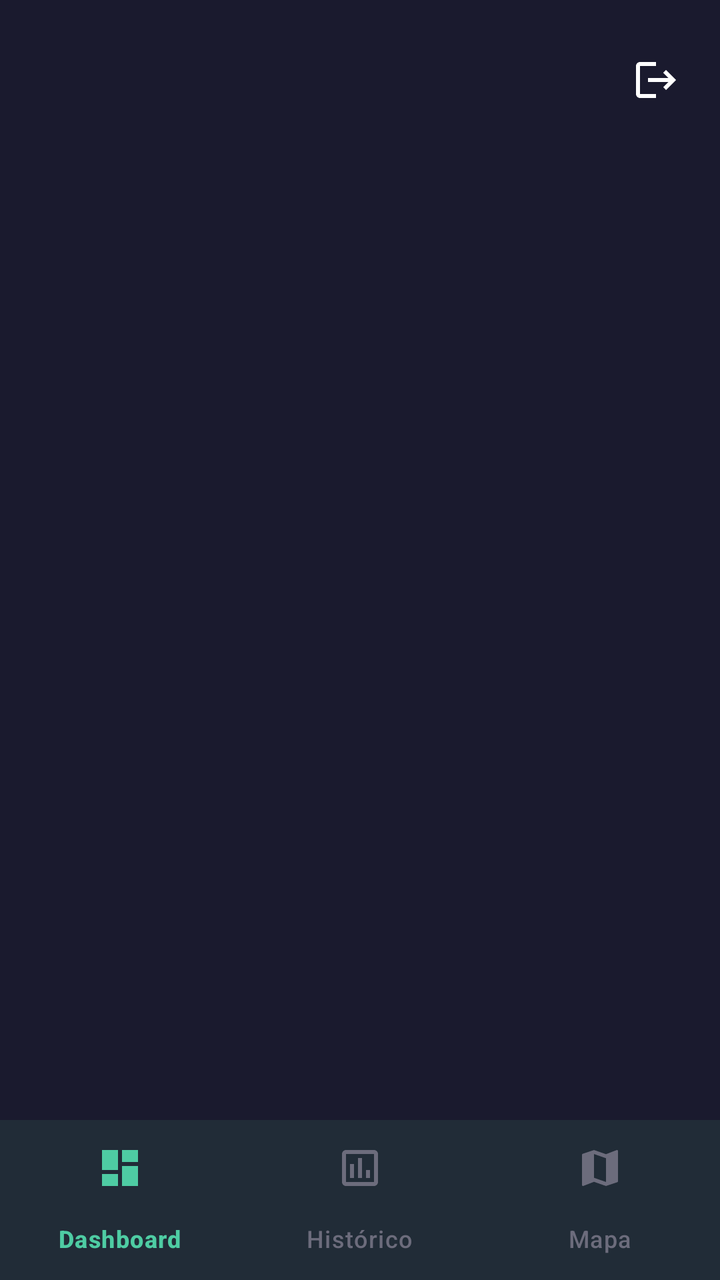
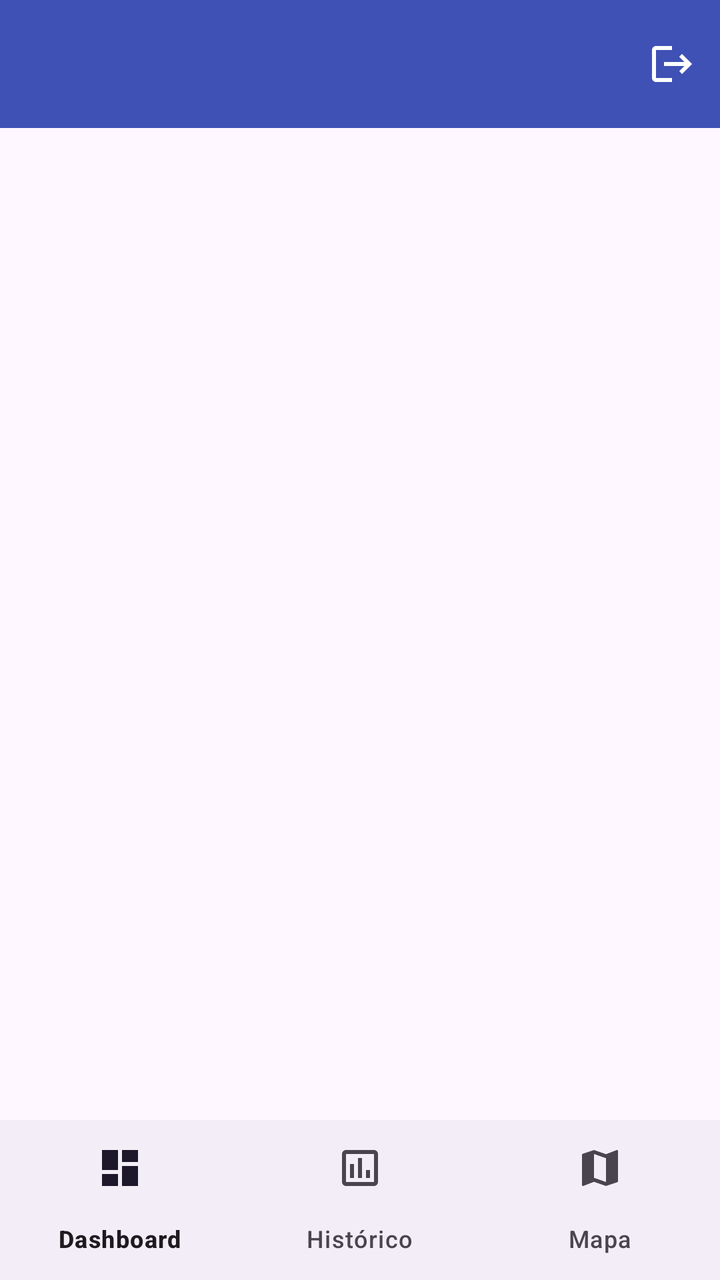

Compare the two renders of this Android layout. The source of the first and the diff that turns it into the second are given below.
<!-- AndroidManifest.xml: activity theme Theme.ParqueDeEstacionamento.Main -->
<!-- res/layout/activity_main.xml -->
<?xml version="1.0" encoding="utf-8"?>
<androidx.constraintlayout.widget.ConstraintLayout
    xmlns:android="http://schemas.android.com/apk/res/android"
    xmlns:app="http://schemas.android.com/apk/res-auto"
    android:layout_width="match_parent"
    android:layout_height="match_parent"
    android:background="@color/primary">

    
    <androidx.appcompat.widget.Toolbar
        android:id="@+id/topToolbar"
        android:layout_width="0dp"
        android:layout_height="wrap_content"
        android:background="@android:color/transparent"
        android:paddingHorizontal="8dp"
        android:paddingTop="8dp"
        app:menu="@menu/top_menu"
        app:layout_constraintTop_toTopOf="parent"
        app:layout_constraintStart_toStartOf="parent"
        app:layout_constraintEnd_toEndOf="parent" />

    
    <FrameLayout
        android:id="@+id/fragmentContainer"
        android:layout_width="0dp"
        android:layout_height="0dp"
        app:layout_constraintTop_toBottomOf="@id/topToolbar"
        app:layout_constraintBottom_toTopOf="@id/bottomNav"
        app:layout_constraintStart_toStartOf="parent"
        app:layout_constraintEnd_toEndOf="parent" />

    
    <com.google.android.material.bottomnavigation.BottomNavigationView
        android:id="@+id/bottomNav"
        android:layout_width="0dp"
        android:layout_height="wrap_content"
        android:background="@color/surface"
        app:itemIconTint="@color/bottom_nav_color"
        app:itemTextColor="@color/bottom_nav_color"
        app:itemActiveIndicatorStyle="@style/Widget.Parking.BottomNav.ActiveIndicator"
        app:labelVisibilityMode="labeled"
        app:menu="@menu/bottom_nav_menu"
        app:layout_constraintBottom_toBottomOf="parent"
        app:layout_constraintStart_toStartOf="parent"
        app:layout_constraintEnd_toEndOf="parent" />

</androidx.constraintlayout.widget.ConstraintLayout>
<!-- resources referenced by this layout -->
<resources>
  <color name="primary">#1A1A2E</color>
  <color name="surface">#1E1E2E</color>
  <style name="Widget.Parking.BottomNav.ActiveIndicator" parent="">
          <item name="android:color">@color/surface_elevated</item>
      </style>
  <style name="Theme.ParqueDeEstacionamento.Main" parent="Base.Theme.ParqueDeEstacionamento">
          <item name="android:colorBackground">@color/primary</item>
      </style>
  <color name="surface_elevated">#262640</color>
  <style name="Base.Theme.ParqueDeEstacionamento" parent="Theme.Material3.DayNight.NoActionBar">
          
          <item name="colorPrimary">@color/accent</item>
          <item name="colorPrimaryVariant">@color/accent_dark</item>
          <item name="colorOnPrimary">@color/primary_dark</item>
  
          
          <item name="colorSecondary">@color/accent</item>
          <item name="colorSecondaryVariant">@color/accent_dark</item>
          <item name="colorOnSecondary">@color/primary_dark</item>
  
          
          <item name="android:colorBackground">@color/primary</item>
          <item name="colorSurface">@color/surface</item>
          <item name="colorOnSurface">@color/text_primary</item>
  
          
          <item name="android:statusBarColor">@color/primary_dark</item>
          <item name="android:navigationBarColor">@color/primary_dark</item>
          <item name="android:windowLightStatusBar" tools:targetApi="m">false</item>
  
          
          <item name="android:textColorPrimary">@color/text_primary</item>
          <item name="android:textColorSecondary">@color/text_secondary</item>
          <item name="android:textColorHint">@color/text_hint</item>
  
          
          <item name="android:colorControlHighlight">@color/ripple</item>
      </style>
  <color name="accent">#4ECCA3</color>
  <color name="accent_dark">#3AA07D</color>
  <color name="primary_dark">#0F0F1A</color>
  <color name="text_primary">#FFFFFF</color>
  <color name="text_secondary">#B0B0C0</color>
  <color name="text_hint">#6C6C7C</color>
  <color name="ripple">#304ECCA3</color>
</resources>

<!-- the commit's change to res/layout/activity_main.xml (unified diff, before → after) -->
@@ -1,47 +1,27 @@
 <?xml version="1.0" encoding="utf-8"?>
-<androidx.constraintlayout.widget.ConstraintLayout
-    xmlns:android="http://schemas.android.com/apk/res/android"
+<LinearLayout xmlns:android="http://schemas.android.com/apk/res/android"
     xmlns:app="http://schemas.android.com/apk/res-auto"
     android:layout_width="match_parent"
     android:layout_height="match_parent"
-    android:background="@color/primary">
+    android:orientation="vertical">
 
-    
     <androidx.appcompat.widget.Toolbar
         android:id="@+id/topToolbar"
-        android:layout_width="0dp"
+        android:layout_width="match_parent"
         android:layout_height="wrap_content"
-        android:background="@android:color/transparent"
-        android:paddingHorizontal="8dp"
-        android:paddingTop="8dp"
-        app:menu="@menu/top_menu"
-        app:layout_constraintTop_toTopOf="parent"
-        app:layout_constraintStart_toStartOf="parent"
-        app:layout_constraintEnd_toEndOf="parent" />
+        android:background="@color/primary"
+        app:menu="@menu/top_menu" />
 
-    
     <FrameLayout
         android:id="@+id/fragmentContainer"
-        android:layout_width="0dp"
+        android:layout_width="match_parent"
         android:layout_height="0dp"
-        app:layout_constraintTop_toBottomOf="@id/topToolbar"
-        app:layout_constraintBottom_toTopOf="@id/bottomNav"
-        app:layout_constraintStart_toStartOf="parent"
-        app:layout_constraintEnd_toEndOf="parent" />
+        android:layout_weight="1" />
 
-    
     <com.google.android.material.bottomnavigation.BottomNavigationView
         android:id="@+id/bottomNav"
-        android:layout_width="0dp"
+        android:layout_width="match_parent"
         android:layout_height="wrap_content"
-        android:background="@color/surface"
-        app:itemIconTint="@color/bottom_nav_color"
-        app:itemTextColor="@color/bottom_nav_color"
-        app:itemActiveIndicatorStyle="@style/Widget.Parking.BottomNav.ActiveIndicator"
-        app:labelVisibilityMode="labeled"
-        app:menu="@menu/bottom_nav_menu"
-        app:layout_constraintBottom_toBottomOf="parent"
-        app:layout_constraintStart_toStartOf="parent"
-        app:layout_constraintEnd_toEndOf="parent" />
+        app:menu="@menu/bottom_nav_menu" />
 
-</androidx.constraintlayout.widget.ConstraintLayout>
+</LinearLayout>
<!-- resource entries referenced after the edit -->
@@ -1,49 +1,12 @@
 <!-- resources referenced by this layout -->
 <resources>
-  <color name="primary">#1A1A2E</color>
-  <color name="surface">#1E1E2E</color>
-  <style name="Widget.Parking.BottomNav.ActiveIndicator" parent="">
-          <item name="android:color">@color/surface_elevated</item>
+  <color name="primary">#3F51B5</color>
+  <style name="Theme.ParqueDeEstacionamento.Main" parent="Theme.ParqueDeEstacionamento" />
+  <style name="Theme.ParqueDeEstacionamento" parent="Theme.Material3.DayNight.NoActionBar">
+          <item name="colorPrimary">@color/primary</item>
+          <item name="colorOnPrimary">@color/white</item>
+          <item name="android:statusBarColor">@color/primary</item>
       </style>
-  <style name="Theme.ParqueDeEstacionamento.Main" parent="Base.Theme.ParqueDeEstacionamento">
-          <item name="android:colorBackground">@color/primary</item>
-      </style>
-  <color name="surface_elevated">#262640</color>
-  <style name="Base.Theme.ParqueDeEstacionamento" parent="Theme.Material3.DayNight.NoActionBar">
-          
-          <item name="colorPrimary">@color/accent</item>
-          <item name="colorPrimaryVariant">@color/accent_dark</item>
-          <item name="colorOnPrimary">@color/primary_dark</item>
-  
-          
-          <item name="colorSecondary">@color/accent</item>
-          <item name="colorSecondaryVariant">@color/accent_dark</item>
-          <item name="colorOnSecondary">@color/primary_dark</item>
-  
-          
-          <item name="android:colorBackground">@color/primary</item>
-          <item name="colorSurface">@color/surface</item>
-          <item name="colorOnSurface">@color/text_primary</item>
-  
-          
-          <item name="android:statusBarColor">@color/primary_dark</item>
-          <item name="android:navigationBarColor">@color/primary_dark</item>
-          <item name="android:windowLightStatusBar" tools:targetApi="m">false</item>
-  
-          
-          <item name="android:textColorPrimary">@color/text_primary</item>
-          <item name="android:textColorSecondary">@color/text_secondary</item>
-          <item name="android:textColorHint">@color/text_hint</item>
-  
-          
-          <item name="android:colorControlHighlight">@color/ripple</item>
-      </style>
-  <color name="accent">#4ECCA3</color>
-  <color name="accent_dark">#3AA07D</color>
-  <color name="primary_dark">#0F0F1A</color>
-  <color name="text_primary">#FFFFFF</color>
-  <color name="text_secondary">#B0B0C0</color>
-  <color name="text_hint">#6C6C7C</color>
-  <color name="ripple">#304ECCA3</color>
+  <color name="white">#FFFFFFFF</color>
 </resources>
 
